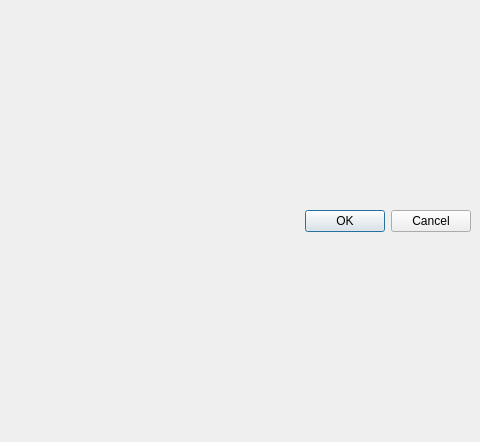
First picture: the form in qt/applications/workbench/workbench/widgets/settings/main.ui, repository mantidproject/mantid, before the edit; both pictures show x 246 to 726 and y 0 to 442 of the 726 by 442 pixel window.
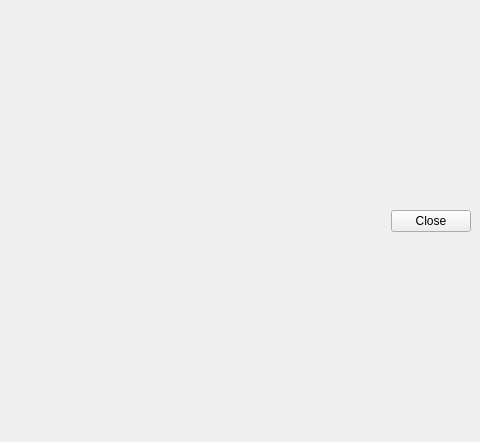
Second picture: the form after the edit.

Commit message:
Change the settings buttons to just close
The dialog changes the values as you set them so cancel is impossible
Made close and cancel make sure they do the same thing and save all of the settings.

Diff of the .ui file:
```diff
--- a/qt/applications/workbench/workbench/widgets/settings/main.ui
+++ b/qt/applications/workbench/workbench/widgets/settings/main.ui
@@ -105,12 +105,9 @@
            </spacer>
           </item>
           <item>
-           <widget class="QDialogButtonBox" name="ok_cancel_button_box">
-            <property name="layoutDirection">
-             <enum>Qt::LeftToRight</enum>
-            </property>
-            <property name="standardButtons">
-             <set>QDialogButtonBox::Cancel|QDialogButtonBox::Ok</set>
+           <widget class="QPushButton" name="close_button">
+            <property name="text">
+             <string>Close</string>
             </property>
            </widget>
           </item>
```
Left out of the diff: 6 changed lines with no effect on the pictures. The commit also changes 3 other files.
